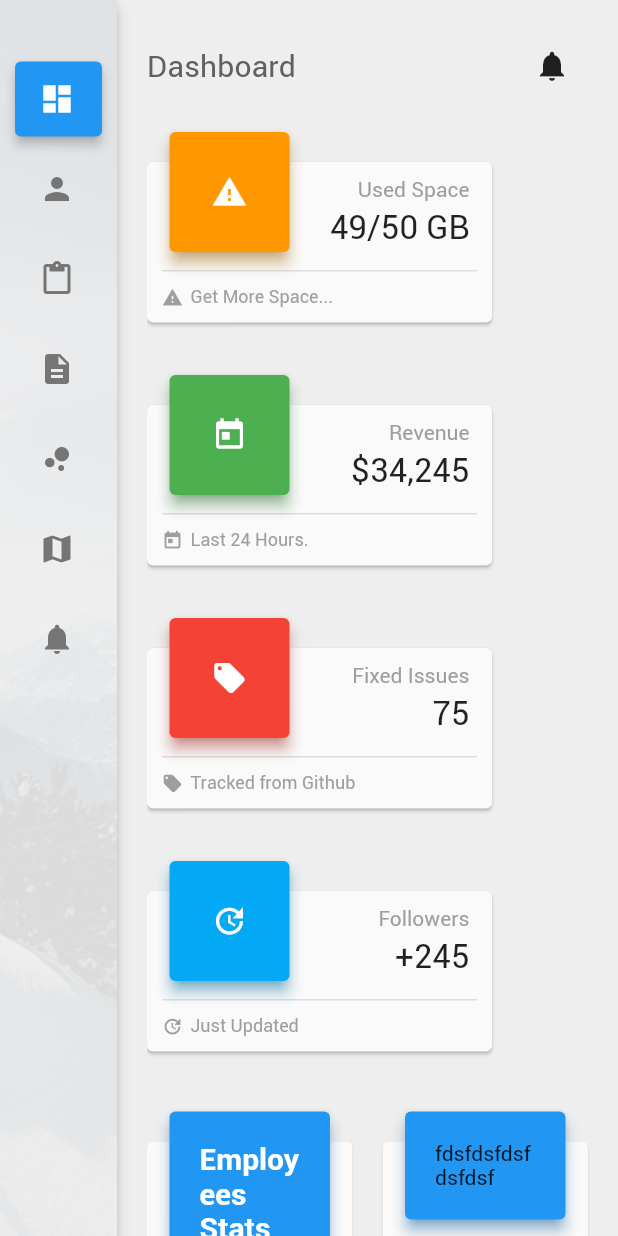
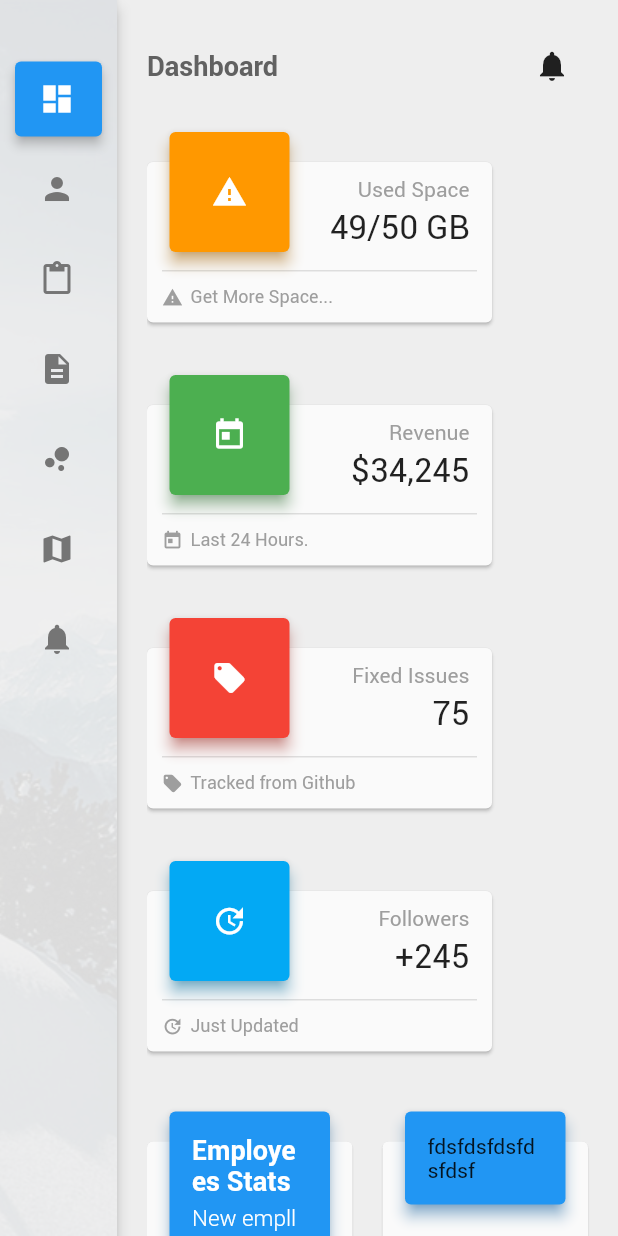
Before and after one commit to RafaelBarbosatec/CanaryAdminFlutter, a Flutter app: the screen it shows after launch, on a phone screen of 412 x 824 dp. Run offline on Flutter 3.47's test engine with Material 2 defaults, Android fonts, the phone set to English and light mode, and no system bars.

Commit message:
adiciona tipografia

```diff
--- a/lib/BaseHome.dart
+++ b/lib/BaseHome.dart
@@ -2,6 +2,7 @@ import 'package:canary_admin/Dimens.dart';
 import 'package:canary_admin/components/sidebar/ItemMenu.dart';
 import 'package:canary_admin/components/sidebar/MenuHome.dart';
 import 'package:canary_admin/pages/Dashboard.dart';
+import 'package:canary_admin/pages/Tipography.dart';
 import 'package:canary_admin/pages/UserProfile.dart';
 import 'package:flutter/material.dart';
 
@@ -83,7 +84,7 @@ class _BaseHomeState extends State<BaseHome> {
             duration: Duration(milliseconds: 300),
             child: Text(
                 tittleContent,
-              style: Theme.of(context).textTheme.subtitle,
+              style: Theme.of(context).textTheme.title,
             ),
           ),
           _buildRighthealder()
@@ -117,6 +118,10 @@ class _BaseHomeState extends State<BaseHome> {
             tittleContent = "Dashboard";
             contentWidget = Dashboard();
           } break;
+          case 3 :{
+            tittleContent = "Tipography";
+            contentWidget = Tipography();
+          } break;
           default : {
             tittleContent = "Empty";
             contentWidget = UserProfile();
--- a/lib/Dimens.dart
+++ b/lib/Dimens.dart
@@ -2,5 +2,6 @@
 
 class Dimens{
   static const double margin_default = 20;
+  static const double margin_header = 15;
   static const double radius_default = 4.0;
 }
--- a/lib/components/CardContent.dart
+++ b/lib/components/CardContent.dart
@@ -26,7 +26,9 @@ class _CardContentState extends State<CardContent> {
 
   @override
   Widget build(BuildContext context) {
-    return Stack(
+    return Container(
+      margin: EdgeInsets.only(bottom: Dimens.margin_default),
+      child: Stack(
         children: <Widget>[
           Container(
             margin: EdgeInsets.only(top: Dimens.margin_default),
@@ -54,7 +56,7 @@ class _CardContentState extends State<CardContent> {
               color: widget.color,
               shadowColor: widget.color,
               child: Container(
-              padding: EdgeInsets.all(Dimens.margin_default),
+                padding: EdgeInsets.all(Dimens.margin_header),
                 width: double.maxFinite,
                 child: widget.header,
               ),
@@ -62,6 +64,7 @@ class _CardContentState extends State<CardContent> {
           ),
 
         ],
+      ),
     );
   }
 
@@ -71,7 +74,5 @@ class _CardContentState extends State<CardContent> {
     setState(() {
       paddingTop = sizeRed.height;
     });
-    print("SIZE of Red: $sizeRed");
-
   }
 }
--- a/lib/components/CardContentTitle.dart
+++ b/lib/components/CardContentTitle.dart
@@ -29,10 +29,11 @@ class CardContentTitle extends StatelessWidget {
                       .title
                       .merge(TextStyle(color: textColor)))),
           Container(
+            margin: EdgeInsets.only(top: 5.0),
               child: Text(subtitle,
                   style: Theme.of(context)
                       .textTheme
-                      .subtitle
+                      .subhead
                       .merge(TextStyle(color: textColor)))),
         ],
       ),
```
Also changed, not shown: lib/pages/Tipography.dart (added, +77 -0 lines), lib/theme/AppTheme.dart (+14 -5 lines). Lines whose indentation alone changed are shown as unchanged.
